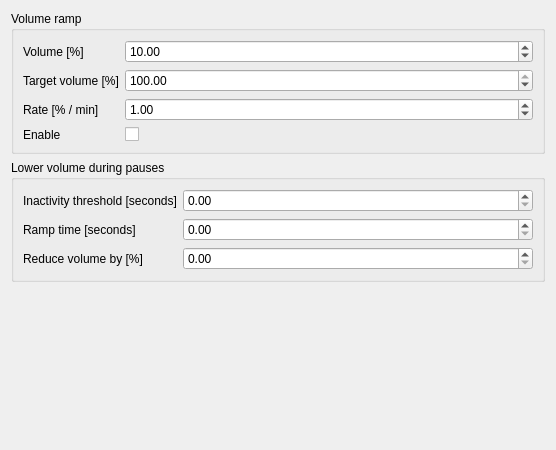
diglet48/restim, file designer/volumecontrolwidget.ui: the form before one commit.
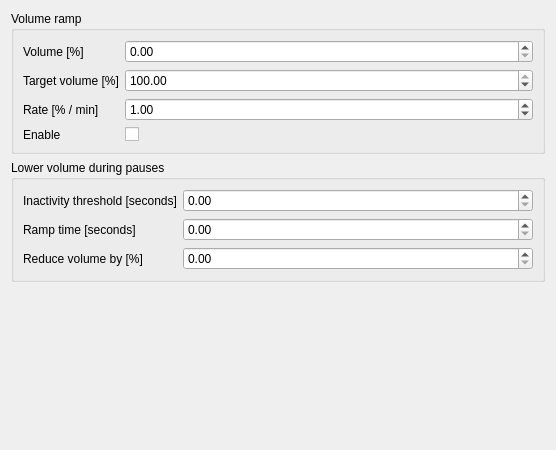
The form after the commit.

Patch:
```diff
--- a/designer/volumecontrolwidget.ui
+++ b/designer/volumecontrolwidget.ui
@@ -38,9 +38,6 @@
         <property name="singleStep">
          <double>0.100000000000000</double>
         </property>
-        <property name="value">
-         <double>10.000000000000000</double>
-        </property>
        </widget>
       </item>
       <item row="1" column="0">
```
